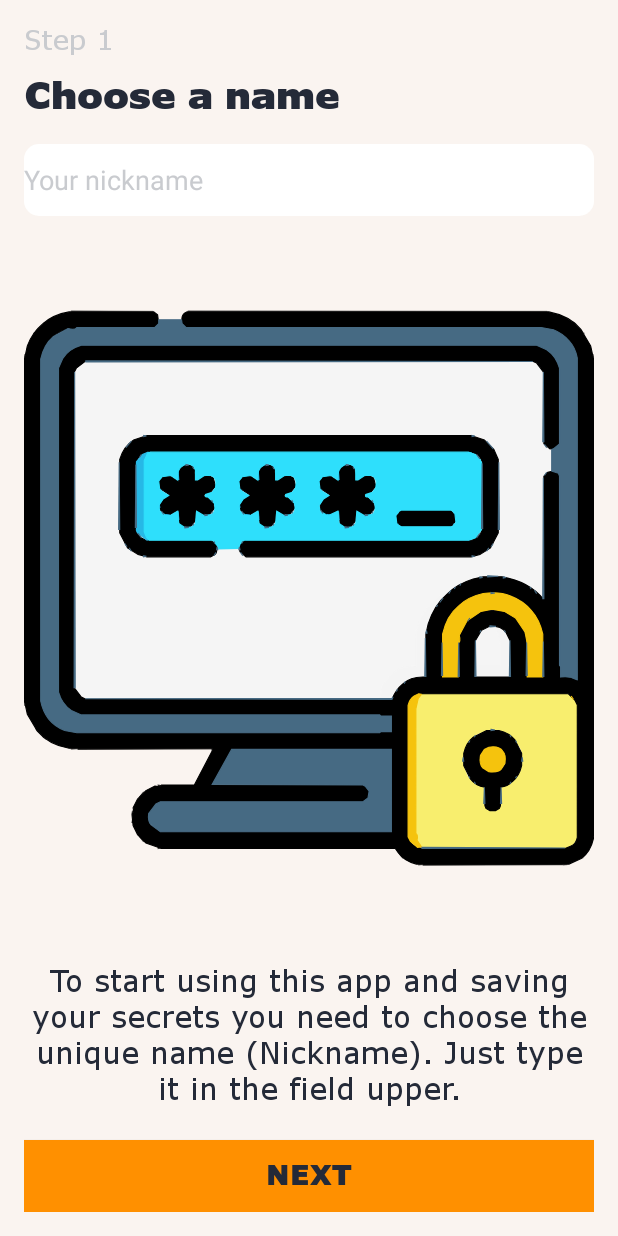
After one commit to meta-secret/meta-secret-kmm, an Android app built with Jetpack Compose: the layout onboarding_register.xml on its own in the app's theme, with its tools: preview values and no code run, on a phone screen of 412 x 824 dp. The commit adds this screen. Run offline under Robolectric (Android 15) with nearby library versions, the phone set to English and light mode, and no system bars.

Commit message:
kmm - android: Register screen

```diff
--- /dev/null
+++ b/androidApp/src/main/java/com/example/metasecret/android/RegisterViewScene.kt
@@ -0,0 +1,4 @@
+package com.example.metasecret.android
+
+class RegisterViewScene {
+}
--- /dev/null
+++ b/androidApp/src/main/res/drawable/ic_rounded_bg.xml
@@ -0,0 +1,13 @@
+<?xml version="1.0" encoding="utf-8"?>
+<!--  res/drawable/rounded_edittext.xml -->
+<shape xmlns:android="http://schemas.android.com/apk/res/android"
+    android:shape="rectangle"
+    android:padding="10dp">
+
+    <solid android:color="@color/main_white" />
+    <corners
+        android:bottomRightRadius="10dp"
+        android:bottomLeftRadius="10dp"
+        android:topLeftRadius="10dp"
+        android:topRightRadius="10dp" />
+</shape>
--- /dev/null
+++ b/androidApp/src/main/res/layout/onboarding_register.xml
@@ -0,0 +1,82 @@
+<?xml version="1.0" encoding="utf-8"?>
+<RelativeLayout xmlns:android="http://schemas.android.com/apk/res/android"
+    xmlns:app="http://schemas.android.com/apk/res-auto"
+    xmlns:tools="http://schemas.android.com/tools"
+    android:layout_width="match_parent"
+    android:layout_height="match_parent"
+    android:background="@color/main_creame"
+    tools:context=".RegisterViewScene"
+    android:paddingLeft="16dp"
+    android:paddingRight="16dp"
+    android:paddingBottom="16dp"
+    android:paddingTop="14dp">
+
+    <TextView
+        android:id="@+id/step1"
+        android:layout_width="wrap_content"
+        android:layout_height="wrap_content"
+        android:layout_alignParentTop="true"
+        android:paddingBottom="8dp"
+        android:text="@string/step1"
+        android:textColor="@color/main_dark_gray"
+        android:textStyle="normal"
+        android:textSize = "18dp"
+        android:fontFamily="@font/verdana_font"></TextView>
+
+    <TextView
+        android:id="@+id/step1Title"
+        android:layout_width="wrap_content"
+        android:layout_height="wrap_content"
+        android:layout_below="@+id/step1"
+        android:paddingBottom="16dp"
+        android:text="@string/chooseName"
+        android:textColor="@color/main_black"
+        android:textStyle="bold"
+        android:textSize = "24dp"
+        android:fontFamily="@font/verdana_black_font"></TextView>
+
+    <EditText
+        android:id="@+id/vaultName"
+        android:layout_height="48dp"
+        android:layout_width="match_parent"
+        android:layout_below="@+id/step1Title"
+        android:background="@drawable/ic_rounded_bg"
+        android:textColor="@color/main_black"
+        android:hint="@string/vaultName"
+        android:textColorHint="@color/main_dark_gray"
+        android:inputType="text"/>
+
+    <ImageView android:id="@+id/registerIc"
+        android:layout_width="wrap_content"
+        android:layout_height="wrap_content"
+        android:layout_below="@+id/vaultName"
+        android:layout_above="@+id/registerText"
+        android:paddingTop="20dp"
+        android:paddingBottom="20dp"
+        android:src="@drawable/ic_onboarding_2"/>
+
+    <TextView
+        android:id="@+id/registerText"
+        android:layout_width="match_parent"
+        android:layout_height="wrap_content"
+        android:layout_above="@+id/nextRegister"
+        android:paddingBottom="20dp"
+        android:text="@string/startToUse"
+        android:textColor="@color/main_black"
+        android:textAlignment="center"
+        android:textStyle="normal"
+        android:textSize = "20dp"
+        android:fontFamily="@font/verdana_font"></TextView>
+
+    <Button
+        android:layout_width="match_parent"
+        android:layout_height="48dp"
+        android:background="@color/main_orange"
+        android:textColor="@color/main_black"
+        android:id="@+id/nextRegister"
+        android:layout_alignParentBottom="true"
+        android:text="@string/next"
+        android:textStyle="bold"
+        android:textSize = "18dp"
+        android:fontFamily="@font/verdana_black_font"></Button>
+</RelativeLayout>
--- a/androidApp/src/main/res/values/colors.xml
+++ b/androidApp/src/main/res/values/colors.xml
@@ -7,4 +7,5 @@
     <color name="main_dark_gray">#C9CBCF</color>
     <color name="main_black">#242A38</color>
     <color name="main_creame">#FAF4F0</color>
+    <color name="main_white">#FFFFFF</color>
 </resources>
--- a/androidApp/src/main/res/values/strings.xml
+++ b/androidApp/src/main/res/values/strings.xml
@@ -4,4 +4,20 @@
     <string name="next">Next</string>
     <string name="welcome">Welcome to Meta Secret</string>
     <string name="whatIs">It\'s a personal, decentralized, self-hosted and passwordless manager of secrets and passwords</string>
+    <string name="chooseName">Choose a name</string>
+    <string name="vaultName">Your nickname</string>
+    <string name="startToUse">To start using this app and saving your secrets you need to choose the unique name (Nickname). Just type it in the field upper.</string>
+    <string name="singleCopy">Single copy</string>
+    <string name="singleCopyText">You\'ve just created local data base. All your secrets and passwords will be stored ONLY on this device and no where else. But it\'s not safety. And one of the main purpose of Meta Secret is a data replication. We suggest to add additional devices to your own network, to be available to restore your data.</string>
+    <string name="addDevice">Add device</string>
+    <string name="addDeviceText">To add device into your own network you need just scan this QR code. Or you can left one Device. But don\'t forget: It\'s not SAFETY!</string>
+    <string name="addSecret">Add secret</string>
+    <string name="addSecretText">Let\'s add your first secret. After that, the app will encrypt it and split it on pices. Every device in your network will get a differente piece of splitted secret. To restore it, you will need to use at least 2 devices</string>
+    <string name="testDescription">Test Description</string>
+    <string name="testSecret">Test Secret</string>
+    <string name="step1">Step 1</string>
+    <string name="step2">Step 2</string>
+    <string name="step3">Step 3</string>
+    <string name="step4">Step 4</string>
+
 </resources>
```
